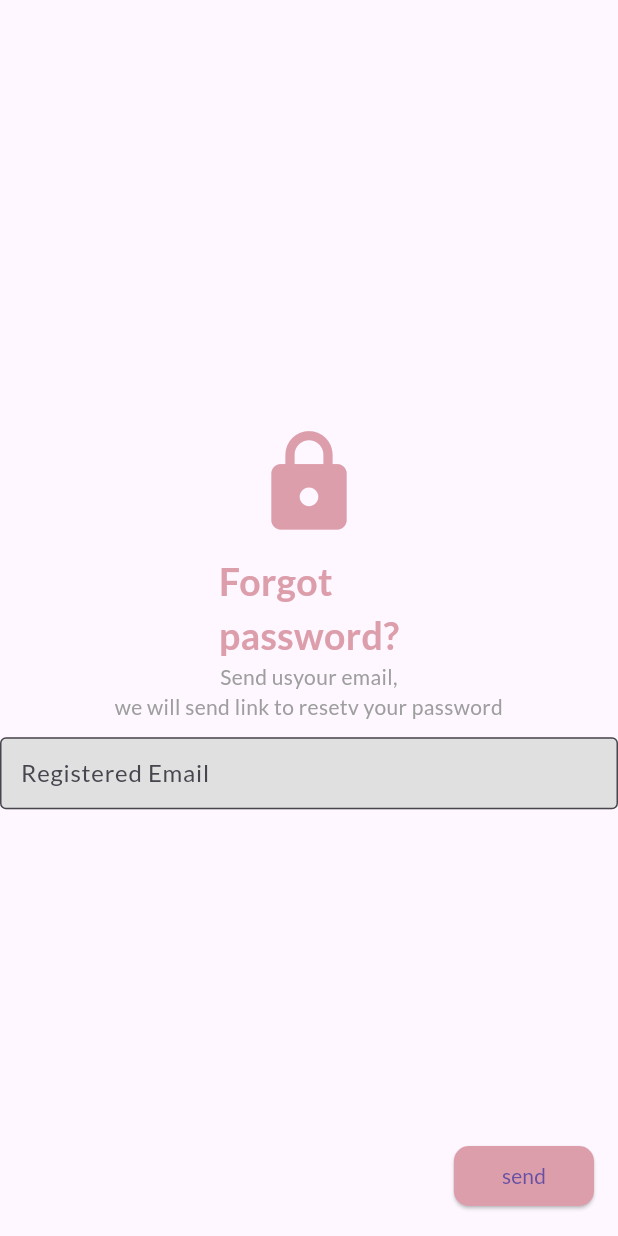
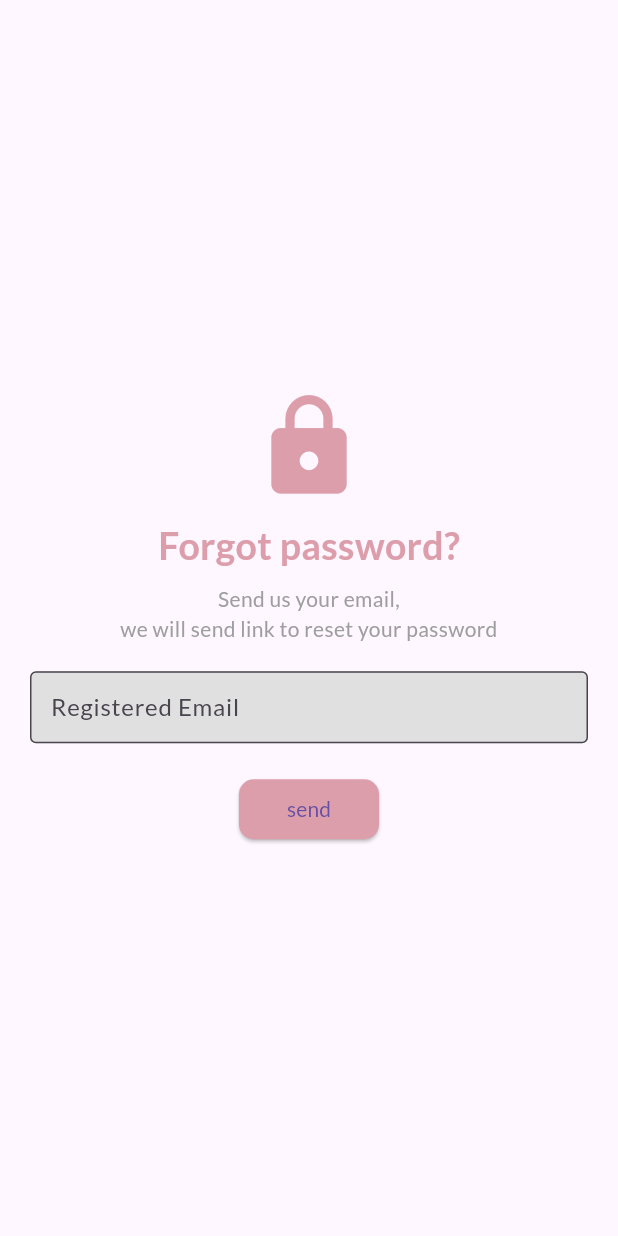
Before and after one commit to Abhaydevcs71/Buy-or-Sell, a Flutter app: the EmailAuthScreen screen opened by its route, after a tap on "Login", after a tap on "Forgot password?", on a phone screen of 412 x 824 dp. Run offline on Flutter 3.47's test engine with Material 3 defaults, Android fonts, the phone set to English and light mode, and no system bars; our stand-ins replace animated_text_kit, cloud_firestore, csc_picker, email_validator, fan_carousel_image_slider, firebase_auth and 10 more; missing offline and left inert: dialogs, firebase_app_check, flutter_geocoder, open_mail_app, search_page; accounts and stored records are empty.

Commit message:
login screen fixed

```diff
--- a/lib/screens/authentication/email_auth_screen.dart
+++ b/lib/screens/authentication/email_auth_screen.dart
@@ -50,10 +50,11 @@ class _EmailAuthScreenState extends State<EmailAuthScreen> {
   @override
   Widget build(BuildContext context) {
     return Scaffold(
+      backgroundColor: Colors.grey[200],
       resizeToAvoidBottomInset: true,
       appBar: AppBar(
         elevation: 1,
-        backgroundColor: Colors.white,
+        backgroundColor: Color.fromARGB(255, 221, 158, 171),
         iconTheme: IconThemeData(
           color: Colors.black,
         ),
@@ -76,10 +77,10 @@ class _EmailAuthScreenState extends State<EmailAuthScreen> {
               ),
               CircleAvatar(
                 radius: 30,
-                backgroundColor: Colors.red.shade200,
+                //backgroundColor: Colors.red.shade200,
                 child: const Icon(
                   CupertinoIcons.person_alt_circle,
-                  color: Colors.red,
+                  color: Color.fromARGB(255, 221, 158, 171),
                   size: 60,
                 ),
               ),
@@ -144,6 +145,7 @@ class _EmailAuthScreenState extends State<EmailAuthScreen> {
                       : null,
                   contentPadding: EdgeInsets.only(left: 10),
                   filled: true,
+                  labelText: 'Password',
                   fillColor: Colors.grey.shade300,
                   border: OutlineInputBorder(
                     borderRadius: BorderRadius.circular(4),
@@ -190,7 +192,7 @@ class _EmailAuthScreenState extends State<EmailAuthScreen> {
                       },
                       child: Text(
                         _login ? 'Register' : 'Login ',
-                        style: const TextStyle(fontWeight: FontWeight.bold),
+                        style: const TextStyle(fontWeight: FontWeight.bold,color: Color.fromARGB(255, 131, 144, 209),),
                       ))
                 ],
               )
--- a/lib/screens/authentication/reset_password_screen.dart
+++ b/lib/screens/authentication/reset_password_screen.dart
@@ -15,17 +15,19 @@ import 'package:second_store/screens/authentication/email_auth_screen.dart';
       body: Form(
         key:_formKey,
         child: Center(
+          child: Padding(
+            padding: const EdgeInsets.all(20),
             child: Column(
               mainAxisSize: MainAxisSize.min,
               children: [
                 Icon(Icons.lock,color: Theme.of(context).primaryColor,size:75),
                 SizedBox(height: 10,),
-              Text('Forgot\npassword?',
+                Text('Forgot password?',
                 style: TextStyle(fontWeight: FontWeight.bold,fontSize: 25,
-              color: Theme.of(context).primaryColor),),
-              Text('Send usyour email,\nwe will send link to resetv your password',
+                color: Theme.of(context).primaryColor),),SizedBox(height: 8,),
+                Text('Send us your email,\nwe will send link to reset your password',
                 textAlign:TextAlign.center,
-              style:TextStyle(color: Colors.grey)),
+                style:TextStyle(color: Colors.grey)),SizedBox(height: 8,),
                 SizedBox(height:10),
                  TextFormField(
                   textAlign: TextAlign.center,
@@ -53,13 +55,8 @@ import 'package:second_store/screens/authentication/email_auth_screen.dart';
                   },
 
 
-                ),
-
-            ],
-          ),
-        ),
-      ),
-      floatingActionButton: ElevatedButton(
+                  ),SizedBox(height: 20,),
+                  ElevatedButton(
 
             style: ElevatedButton.styleFrom(
                     primary: Theme.of(context).primaryColor,
@@ -82,6 +79,12 @@ import 'package:second_store/screens/authentication/email_auth_screen.dart';
                 }
                  ),
 
+              ],
+            ),
+          ),
+        ),
+      ),
+
 
     );
   }
```
Also changed, not shown: lib/screens/login_screen.dart (+8 -11 lines). Lines whose indentation alone changed are shown as unchanged.
